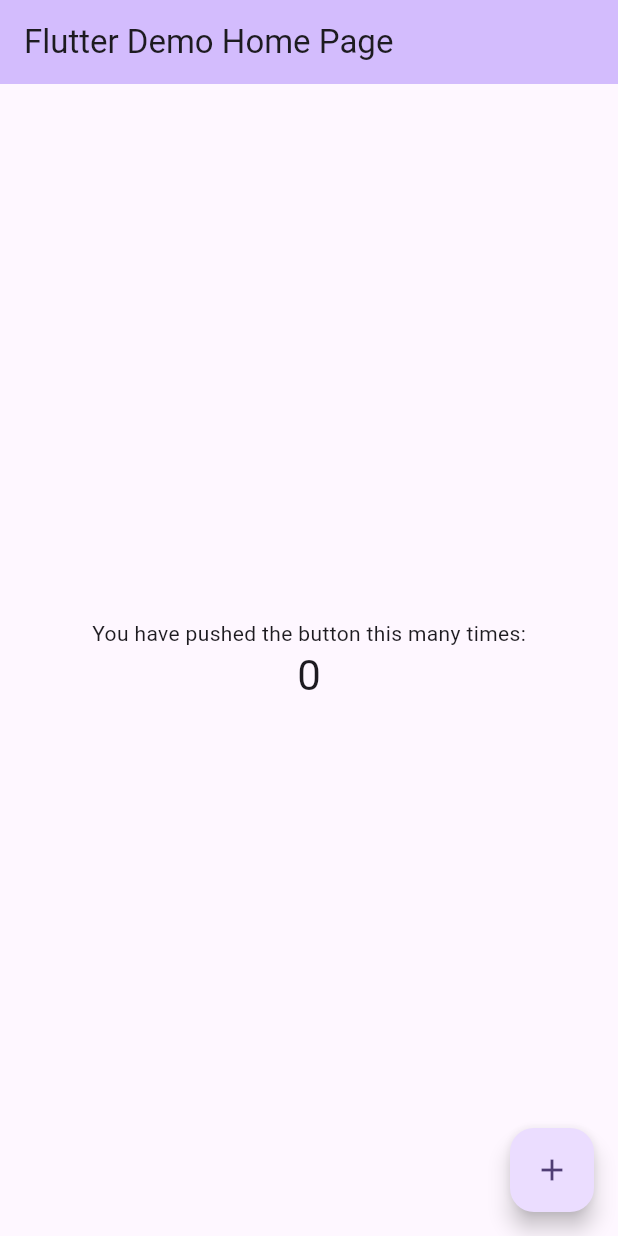
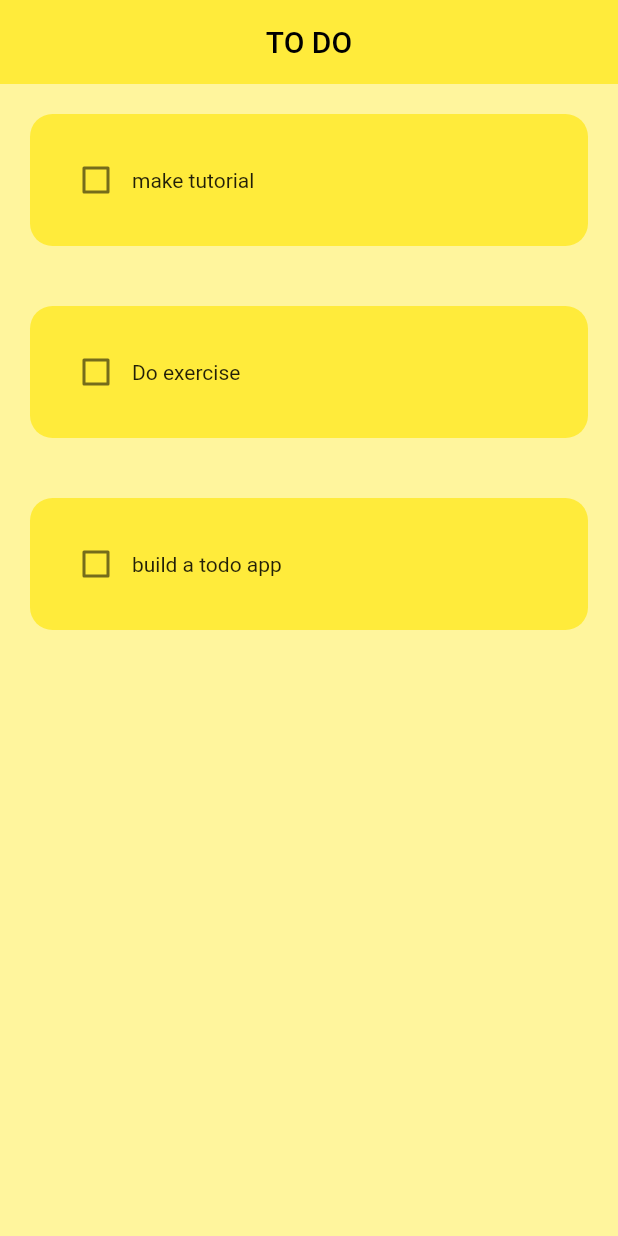
Before and after one commit to Salman-Dev336/to_do_app, a Flutter app: the screen it shows after launch, on a phone screen of 412 x 824 dp. Run offline on Flutter 3.47's test engine with Material 3 defaults, Android fonts, the phone set to English and light mode, and no system bars.

Commit message:
chech and uncheck box for tasks

```diff
--- a/analysis_options.yaml
+++ b/analysis_options.yaml
@@ -7,6 +7,9 @@
 
 # The following line activates a set of recommended lints for Flutter apps,
 # packages, and plugins designed to encourage good coding practices.
+analyzer:
+  errors:
+    sort_child_properties_last: ignore
 include: package:flutter_lints/flutter.yaml
 
 linter:
--- a/lib/main.dart
+++ b/lib/main.dart
@@ -1,122 +1,26 @@
 import 'package:flutter/material.dart';
+import 'package:to_do_app/pages/home_page.dart';
 
 void main() {
   runApp(const MyApp());
 }
 
-class MyApp extends StatelessWidget {
+class MyApp extends StatefulWidget {
   const MyApp({super.key});
 
-  // This widget is the root of your application.
+  @override
+  State<MyApp> createState() => _MyAppState();
+}
+
+class _MyAppState extends State<MyApp> {
   @override
   Widget build(BuildContext context) {
     return MaterialApp(
-      title: 'Flutter Demo',
+      debugShowCheckedModeBanner: false,
+      home: HomePage(),
       theme: ThemeData(
-        // This is the theme of your application.
-        //
-        // TRY THIS: Try running your application with "flutter run". You'll see
-        // the application has a purple toolbar. Then, without quitting the app,
-        // try changing the seedColor in the colorScheme below to Colors.green
-        // and then invoke "hot reload" (save your changes or press the "hot
-        // reload" button in a Flutter-supported IDE, or press "r" if you used
-        // the command line to start the app).
-        //
-        // Notice that the counter didn't reset back to zero; the application
-        // state is not lost during the reload. To reset the state, use hot
-        // restart instead.
-        //
-        // This works for code too, not just values: Most code changes can be
-        // tested with just a hot reload.
-        colorScheme: .fromSeed(seedColor: Colors.deepPurple),
-      ),
-      home: const MyHomePage(title: 'Flutter Demo Home Page'),
+        useMaterial3: false,
+        primarySwatch: Colors.yellow),
     );
   }
 }
-
-class MyHomePage extends StatefulWidget {
-  const MyHomePage({super.key, required this.title});
-
-  // This widget is the home page of your application. It is stateful, meaning
-  // that it has a State object (defined below) that contains fields that affect
-  // how it looks.
-
-  // This class is the configuration for the state. It holds the values (in this
-  // case the title) provided by the parent (in this case the App widget) and
-  // used by the build method of the State. Fields in a Widget subclass are
-  // always marked "final".
-
-  final String title;
-
-  @override
-  State<MyHomePage> createState() => _MyHomePageState();
-}
-
-class _MyHomePageState extends State<MyHomePage> {
-  int _counter = 0;
-
-  void _incrementCounter() {
-    setState(() {
-      // This call to setState tells the Flutter framework that something has
-      // changed in this State, which causes it to rerun the build method below
-      // so that the display can reflect the updated values. If we changed
-      // _counter without calling setState(), then the build method would not be
-      // called again, and so nothing would appear to happen.
-      _counter++;
-    });
-  }
-
-  @override
-  Widget build(BuildContext context) {
-    // This method is rerun every time setState is called, for instance as done
-    // by the _incrementCounter method above.
-    //
-    // The Flutter framework has been optimized to make rerunning build methods
-    // fast, so that you can just rebuild anything that needs updating rather
-    // than having to individually change instances of widgets.
-    return Scaffold(
-      appBar: AppBar(
-        // TRY THIS: Try changing the color here to a specific color (to
-        // Colors.amber, perhaps?) and trigger a hot reload to see the AppBar
-        // change color while the other colors stay the same.
-        backgroundColor: Theme.of(context).colorScheme.inversePrimary,
-        // Here we take the value from the MyHomePage object that was created by
-        // the App.build method, and use it to set our appbar title.
-        title: Text(widget.title),
-      ),
-      body: Center(
-        // Center is a layout widget. It takes a single child and positions it
-        // in the middle of the parent.
-        child: Column(
-          // Column is also a layout widget. It takes a list of children and
-          // arranges them vertically. By default, it sizes itself to fit its
-          // children horizontally, and tries to be as tall as its parent.
-          //
-          // Column has various properties to control how it sizes itself and
-          // how it positions its children. Here we use mainAxisAlignment to
-          // center the children vertically; the main axis here is the vertical
-          // axis because Columns are vertical (the cross axis would be
-          // horizontal).
-          //
-          // TRY THIS: Invoke "debug painting" (choose the "Toggle Debug Paint"
-          // action in the IDE, or press "p" in the console), to see the
-          // wireframe for each widget.
-          mainAxisAlignment: .center,
-          children: [
-            const Text('You have pushed the button this many times:'),
-            Text(
-              '$_counter',
-              style: Theme.of(context).textTheme.headlineMedium,
-            ),
-          ],
-        ),
-      ),
-      floatingActionButton: FloatingActionButton(
-        onPressed: _incrementCounter,
-        tooltip: 'Increment',
-        child: const Icon(Icons.add),
-      ),
-    );
-  }
-}
--- /dev/null
+++ b/lib/pages/home_page.dart
@@ -0,0 +1,55 @@
+import 'package:flutter/material.dart';
+import 'package:to_do_app/utils/todo_tile.dart';
+
+class HomePage extends StatefulWidget {
+  const HomePage({super.key});
+
+  @override
+  State<HomePage> createState() => _HomePageState();
+}
+
+class _HomePageState extends State<HomePage> {
+
+  List toDoList = [
+    ["make tutorial", false,],
+    ["Do exercise", false],
+    ['build a todo app', false],
+
+  ];
+  //method for checkbox changed
+  void checkBoxChanged(bool? value, int index){
+    setState((){
+      toDoList[index][1] = !toDoList[index][1];
+
+    });
+  }
+
+
+
+
+  @override
+  Widget build(BuildContext context) {
+    return Scaffold(
+      backgroundColor: Colors.yellow[200],
+      appBar: AppBar(
+        title: Text('TO DO'),
+        centerTitle: true,
+        elevation: 0,
+      ),
+      body: ListView.builder(
+        itemCount: toDoList.length,
+        itemBuilder:(context, index){
+          return ToDoTile(
+            taskName: toDoList[index][0],
+            taskCompleted: toDoList[index][1],
+            onChanged:(value)=>{
+              checkBoxChanged(value, index),
+            }
+
+
+          );
+        },
+         ),
+    );
+  }
+}
--- /dev/null
+++ b/lib/utils/todo_tile.dart
@@ -0,0 +1,40 @@
+import 'package:flutter/material.dart';
+
+class ToDoTile extends StatelessWidget {
+
+  final String taskName;
+  final bool taskCompleted;
+
+  Function(bool?)? onChanged;
+
+
+
+  ToDoTile({super.key, required this.taskName, required this.taskCompleted, required this.onChanged,});
+
+  @override
+  Widget build(BuildContext context) {
+    return Padding(
+      padding: const EdgeInsets.all(20),
+      child: Container(
+        child: Padding(
+          padding: const EdgeInsets.all(20),
+          child: Row(
+            children: [
+
+              // check box
+              Checkbox(value: taskCompleted, onChanged: onChanged),
+
+              //task name
+              Text(taskName),
+            ],
+          ),
+        ),
+        decoration: BoxDecoration(
+          color: Colors.yellow,
+          borderRadius: BorderRadius.circular(15)
+
+        ),
+      ),
+    );
+  }
+}
```
